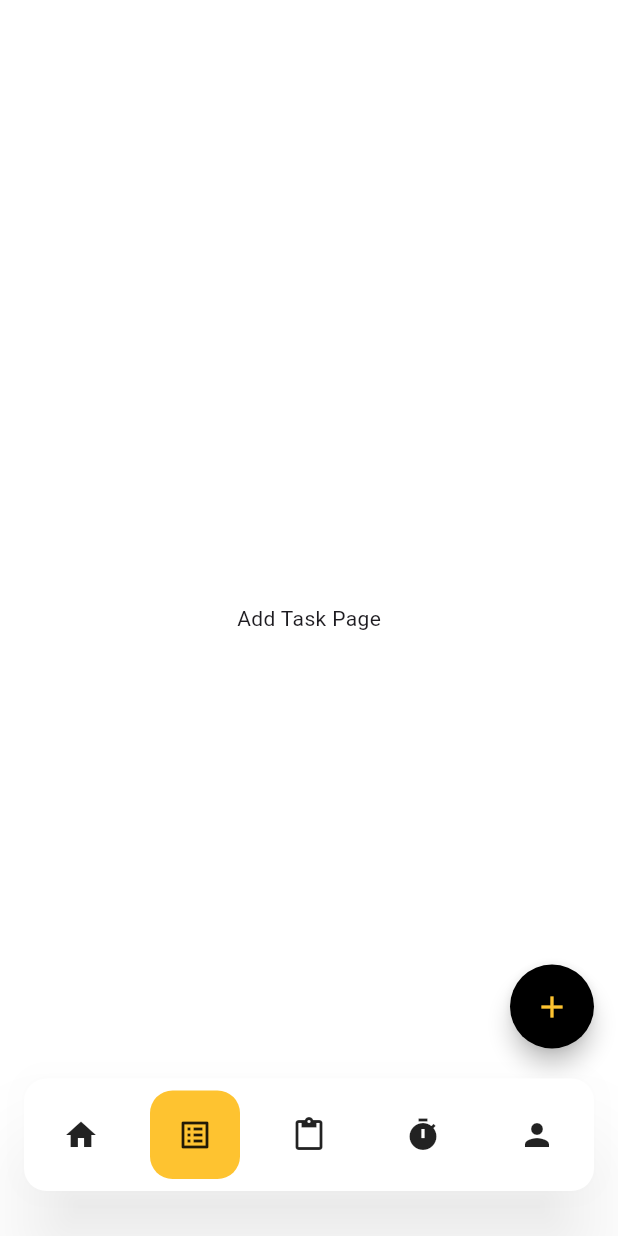
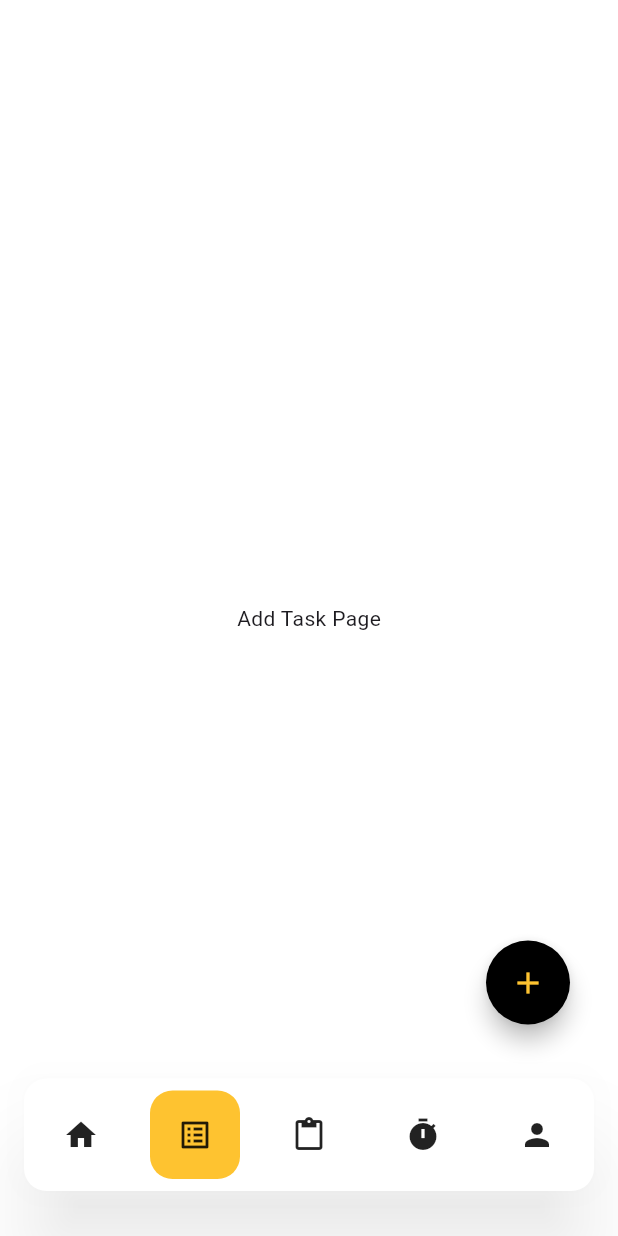
Before and after one commit to Javinpro/ALP-Semester-4-JAM-, a Flutter app: the FloatingBottomBar screen opened directly, swiped to page 2, on a phone screen of 412 x 824 dp. Run offline on Flutter 3.47's test engine with Material 3 defaults, Android fonts, the phone set to English and light mode, and no system bars; our stand-ins replace dio, fl_chart, flutter_riverpod, flutter_secure_storage, image_picker, table_calendar and 1 more; accounts and stored records are empty.

Commit message:
pisa widget fab

```diff
--- a/frontend/lib/main.dart
+++ b/frontend/lib/main.dart
@@ -3,7 +3,7 @@ import 'package:flutter/services.dart'; // Import services.dart
 import 'package:jam/view/pages/splash_screen.dart';
 import 'package:jam/view/pages/posting_task/task_post_page.dart';
 import 'view/utils/colors.dart';
-import 'view/pages/addtask_page.dart'; // page untuk tambah task ke task list
+// import 'view/pages/addtask_page.dart';
 import 'view/pages/dashboard_page.dart'; // page untuk dashboard
 import 'view/pages/tasklist_page.dart'; // page untuk liat list task
 import 'view/pages/method_management/method_page.dart'; // page untuk alarm finder
@@ -97,21 +97,21 @@ class FloatingBottomBarState extends State<FloatingBottomBar> {
             onPageChanged: (index) => setState(() => _currentIndex = index),
             children: _pages,
           ),
-          Positioned(
-            bottom: 125, // adjust to raise above bottom bar
-            right: 16, // adjust for horizontal position
-            child: FloatingActionButton(
-              onPressed: () {
-                Navigator.push(
-                  context,
-                  MaterialPageRoute(builder: (context) => const AddItemPage()),
-                );
-              },
-              backgroundColor: secondaryColor,
-              shape: CircleBorder(),
-              child: const Icon(Icons.add, color: primaryColor),
-            ),
-          ),
+          // Positioned(
+          //   bottom: 125, // adjust to raise above bottom bar
+          //   right: 16, // adjust for horizontal position
+          //   child: FloatingActionButton(
+          //     onPressed: () {
+          //       Navigator.push(
+          //         context,
+          //         MaterialPageRoute(builder: (context) => const AddItemPage()),
+          //       );
+          //     },
+          //     backgroundColor: secondaryColor,
+          //     shape: CircleBorder(),
+          //     child: const Icon(Icons.add, color: primaryColor),
+          //   ),
+          // ),
         ],
       ),
       bottomNavigationBar: Padding(
--- a/frontend/lib/view/pages/dashboard_page.dart
+++ b/frontend/lib/view/pages/dashboard_page.dart
@@ -5,6 +5,7 @@ import 'package:jam/view/utils/text_template.dart';
 import 'notification.dart';
 import '../widgets/calendar_widget.dart';
 import '../widgets/chart_widget.dart';
+import '../widgets/fab.dart';
 
 import '../widgets/activitycalendar_page.dart'; // for testing
 import 'progresstracker_page.dart'; // for testing
@@ -56,6 +57,11 @@ class DashboardPage extends StatelessWidget {
             ),
           ],
         ),
+      ),
+      floatingActionButton: Positioned(
+        bottom: 125,
+        right: 16,
+        child: AddItemFAB(),
       ),
       body: SingleChildScrollView(
         child: Column(
--- a/frontend/lib/view/pages/tasklist_page.dart
+++ b/frontend/lib/view/pages/tasklist_page.dart
@@ -1,14 +1,16 @@
 import 'package:flutter/material.dart';
 import 'package:jam/view/utils/colors.dart';
+import '../widgets/fab.dart';
 
 class TasklistPage extends StatelessWidget {
   const TasklistPage({super.key});
 
   @override
   Widget build(BuildContext context) {
-    return Container(
-      color: backgroundColor,
-      child: Center(child: Text("Add Task Page")),
+    return Scaffold(
+      backgroundColor: backgroundColor,
+      body: Center(child: Text("Add Task Page")),
+      floatingActionButton: const AddItemFAB(),
     );
   }
 }
--- /dev/null
+++ b/frontend/lib/view/widgets/fab.dart
@@ -0,0 +1,45 @@
+// import 'package:flutter/material.dart';
+
+// class MyFloatingActionBtn extends StatelessWidget {
+//   final VoidCallback onPressed;
+
+//   const MyFloatingActionBtn({super.key, required this.onPressed});
+
+//   @override
+//   Widget build(BuildContext context) {
+//     return FloatingActionButton(
+//       onPressed: onPressed,
+//       child: Icon(Icons.add),
+//     );
+//   }
+// }
+
+// add_item_fab.dart
+import 'package:flutter/material.dart';
+import '../pages/addtask_page.dart';
+import '../utils/colors.dart'; // <- where secondaryColor and primaryColor are defined
+
+class AddItemFAB extends StatelessWidget {
+  const AddItemFAB({super.key});
+
+// You can optionally add parameters if you want more flexibility
+// (like bottom, right, or onPressed)
+
+  @override
+  Widget build(BuildContext context) {
+    return Container(
+      margin: const EdgeInsets.only(bottom: 125, right: 16),
+      child: FloatingActionButton(
+        onPressed: () {
+          Navigator.push(
+            context,
+            MaterialPageRoute(builder: (context) => const AddItemPage()),
+          );
+        },
+        backgroundColor: secondaryColor,
+        shape: const CircleBorder(), // or CircleBorder()
+        child: const Icon(Icons.add, color: primaryColor),
+      ),
+    );
+  }
+}
```
Also changed, not shown: frontend/lib/view/pages/login.dart (+10 -0 lines).
